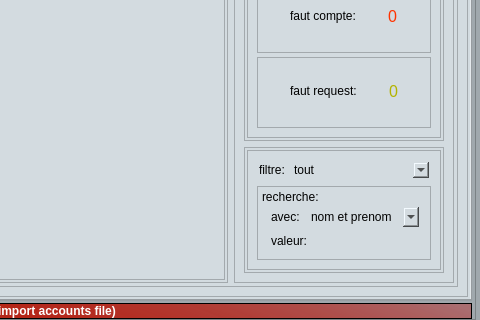
The window that ui/main_ui.ui (otmanLAHRECHE/CCP_cheker) describes before a commit, drawn with Qt 5; both pictures show x 470 to 950 and y 320 to 640 of the 950 by 640 pixel window.
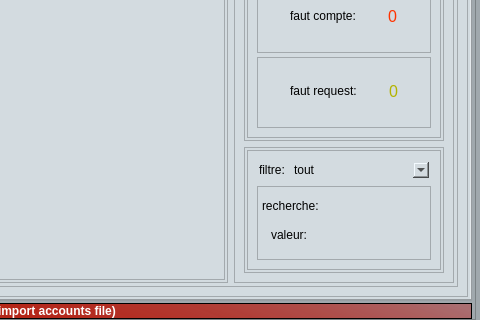
The same window after the commit. The open tabs and pages were chosen to show the change.

Commit message: search vers and accounts

What changed in the file:
```diff
--- a/ui/main_ui.ui
+++ b/ui/main_ui.ui
@@ -832,79 +832,6 @@
                                </property>
                               </widget>
                              </item>
-                             <item>
-                              <widget class="QFrame" name="frame_17">
-                               <property name="sizePolicy">
-                                <sizepolicy hsizetype="Preferred" vsizetype="Fixed">
-                                 <horstretch>0</horstretch>
-                                 <verstretch>0</verstretch>
-                                </sizepolicy>
-                               </property>
-                               <property name="styleSheet">
-                                <string notr="true">border-radius: 0px;
-border: 0px;</string>
-                               </property>
-                               <property name="frameShape">
-                                <enum>QFrame::StyledPanel</enum>
-                               </property>
-                               <property name="frameShadow">
-                                <enum>QFrame::Raised</enum>
-                               </property>
-                               <layout class="QHBoxLayout" name="horizontalLayout_8">
-                                <property name="topMargin">
-                                 <number>1</number>
-                                </property>
-                                <property name="bottomMargin">
-                                 <number>1</number>
-                                </property>
-                                <item>
-                                 <widget class="QLabel" name="label_14">
-                                  <property name="sizePolicy">
-                                   <sizepolicy hsizetype="Fixed" vsizetype="Preferred">
-                                    <horstretch>0</horstretch>
-                                    <verstretch>0</verstretch>
-                                   </sizepolicy>
-                                  </property>
-                                  <property name="styleSheet">
-                                   <string notr="true"/>
-                                  </property>
-                                  <property name="text">
-                                   <string>avec:</string>
-                                  </property>
-                                 </widget>
-                                </item>
-                                <item>
-                                 <widget class="QComboBox" name="comboBox_2">
-                                  <property name="sizePolicy">
-                                   <sizepolicy hsizetype="Preferred" vsizetype="Preferred">
-                                    <horstretch>0</horstretch>
-                                    <verstretch>0</verstretch>
-                                   </sizepolicy>
-                                  </property>
-                                  <property name="minimumSize">
-                                   <size>
-                                    <width>0</width>
-                                    <height>20</height>
-                                   </size>
-                                  </property>
-                                  <property name="styleSheet">
-                                   <string notr="true"/>
-                                  </property>
-                                  <item>
-                                   <property name="text">
-                                    <string>nom et prenom</string>
-                                   </property>
-                                  </item>
-                                  <item>
-                                   <property name="text">
-                                    <string>RIP</string>
-                                   </property>
-                                  </item>
-                                 </widget>
-                                </item>
-                               </layout>
-                              </widget>
-                             </item>
                              <item>
                               <widget class="QFrame" name="frame_18">
                                <property name="sizePolicy">
```
Left out of the diff: 22 changed lines with no effect on the pictures. The commit also changes 2 other files.
